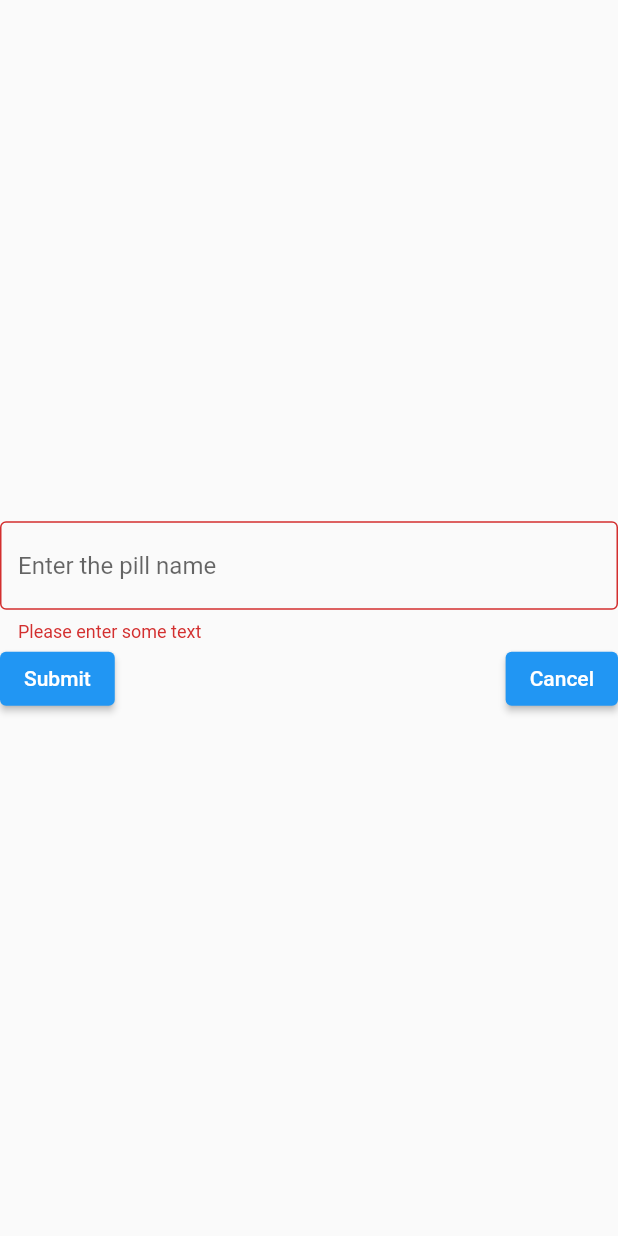
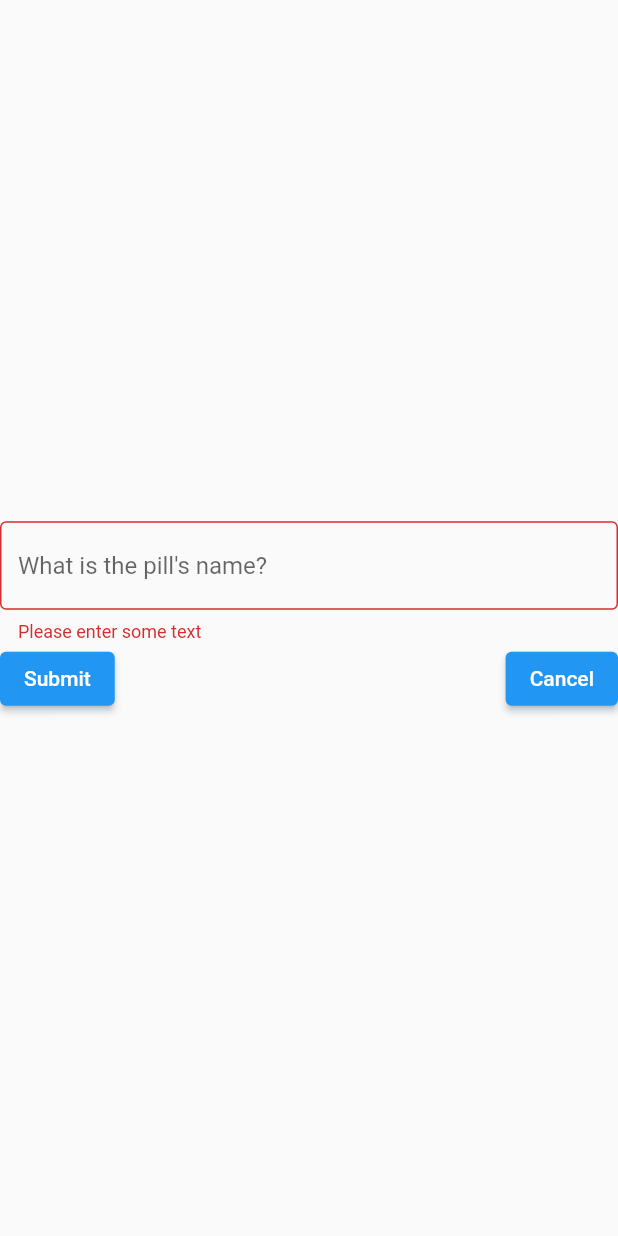
Before and after one commit to TomerPacific/Pill, a Flutter app: the AddingPillForm screen opened directly, after a tap on "Submit", on a phone screen of 412 x 824 dp. Run offline on Flutter 3.47's test engine with Material 2 defaults, Android fonts, the phone set to English and light mode, and no system bars; our stand-ins replace shared_preferences; accounts and stored records are empty.

Commit message:
Pill adding text controller, removed comments and changed text

```diff
--- a/pill/lib/AddingPillForm.dart
+++ b/pill/lib/AddingPillForm.dart
@@ -13,10 +13,15 @@ class AddingPillForm extends StatefulWidget {
 
 class AddingPillFormState extends State<AddingPillForm> {
   final _formKey = GlobalKey<FormState>();
+  final pillNameTextEditingController = TextEditingController();
 
+
+  @override void dispose() {
+    pillNameTextEditingController.dispose();
+    super.dispose();
+  }
   @override
   Widget build(BuildContext context) {
-    // Build a Form widget using the _formKey created above.
     return new Scaffold(
       body: Form(
         key: _formKey,
@@ -24,9 +29,10 @@ class AddingPillFormState extends State<AddingPillForm> {
           mainAxisAlignment: MainAxisAlignment.center,
           children: <Widget>[
             TextFormField(
+              controller: pillNameTextEditingController,
               decoration: const InputDecoration(
                   border: OutlineInputBorder(),
-                  hintText: 'Enter the pill name'
+                  hintText: 'What is the pill\'s name?'
               ),
               validator: (value) {
                 if (value == null || value.isEmpty) {
@@ -45,7 +51,7 @@ class AddingPillFormState extends State<AddingPillForm> {
                       onPressed: () {
                         if (_formKey.currentState.validate()) {
                           ScaffoldMessenger.of(context).showSnackBar(
-                            const SnackBar(content: Text('Processing Data')),
+                            const SnackBar(content: Text('Pill Added')),
                           );
                         }
                       },
```
